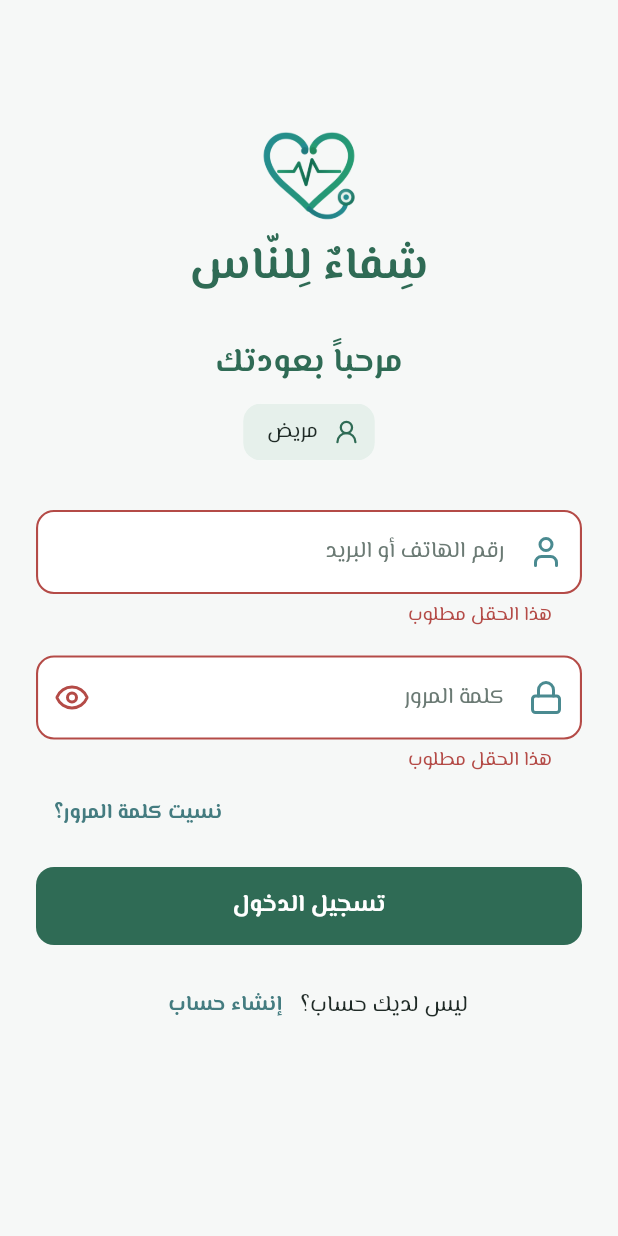
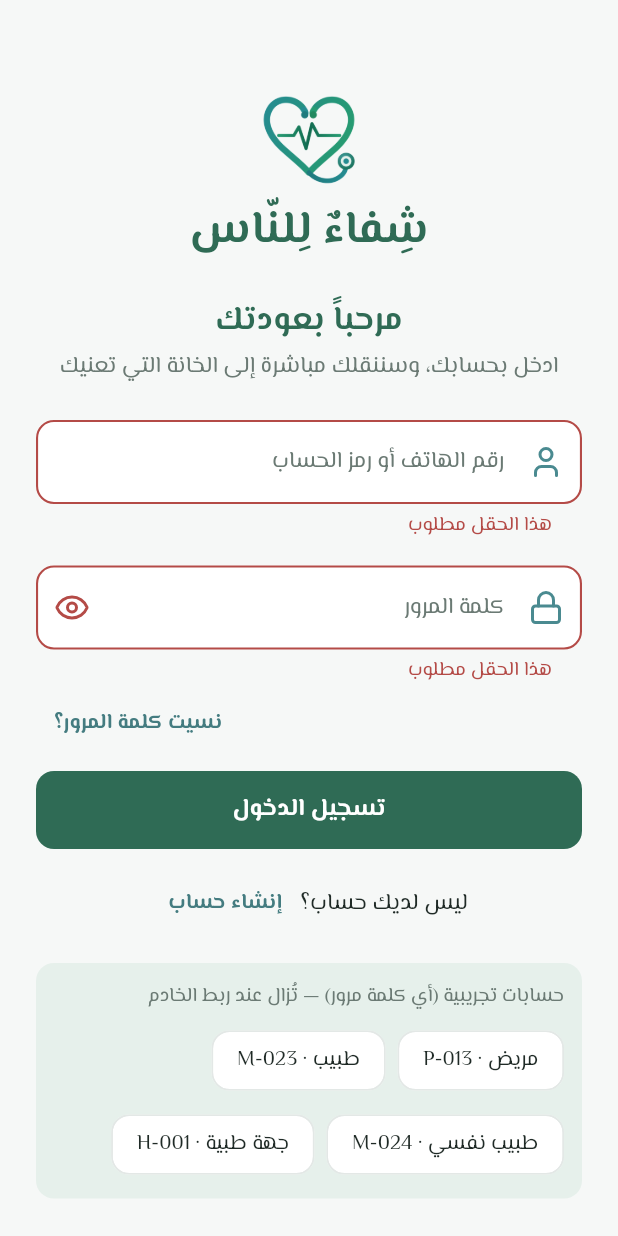
Before and after one commit to elmahajaelbeidda-arch/proje-medical, a Flutter app: the LoginScreen screen opened by its route, after a tap on "تسجيل الدخول", on a phone screen of 412 x 824 dp. Run offline on Flutter 3.47's test engine with Material 3 defaults, Android fonts, the phone set to English and light mode, and no system bars; our stand-ins replace audioplayers, file_picker, flutter_map, flutter_riverpod, geolocator, go_router and 10 more; missing offline and left inert: dart:js_interop, mobile_scanner, record; accounts and stored records are empty; project files that could hold a hidden picture were left out.

Commit message:
New entry flow: sign in or create an account first
After the welcome pages, a first screen offers «تسجيل الدخول» and
«إنشاء حساب جديد». One sign-in for everybody (phone, account code such as
P-013 / M-023 / H-001, or national ID number + password) opens the space
of the account found: patient, doctor, psychiatrist or medical facility.
The account type is chosen only when creating a new account (patient,
doctor, blood donor, medical facility).

Co-Authored-By: Claude Opus 5.5 <noreply@anthropic.com>
Claude-Session: https://claude.ai/code/session_01WCHmX4GbDBxNviUEX2VJtb

```diff
--- a/lib/core/l10n.dart
+++ b/lib/core/l10n.dart
@@ -1744,6 +1744,25 @@ class AppStrings {
     'phone': ['رقم الهاتف', 'Téléphone'],
     'no_account': ['ليس لديك حساب؟', 'Pas de compte ?'],
     'have_account': ['لديك حساب؟', 'Déjà un compte ?'],
+    'create_account': ['إنشاء حساب جديد', 'Créer un compte'],
+    'login_sub': [
+      'ادخل بحسابك، وسننقلك مباشرة إلى الخانة التي تعنيك',
+      'Connectez-vous : vous serez dirigé vers votre espace',
+    ],
+    'login_id': ['رقم الهاتف أو رمز الحساب', 'Téléphone ou code du compte'],
+    'login_id_help': [
+      'رمز الحساب مثل P-013، أو رقم الهاتف، أو الرقم الوطني',
+      'Code du compte (ex. P-013), téléphone ou NNI',
+    ],
+    'login_not_found': [
+      'لا يوجد حساب بهذه البيانات',
+      'Aucun compte avec ces informations',
+    ],
+    'demo_accounts_hint': [
+      'حسابات تجريبية (أي كلمة مرور) — تُزال عند ربط الخادم',
+      'Comptes de démonstration (tout mot de passe) — retirés à la mise en service',
+    ],
+    'psych_doctor_short': ['طبيب نفسي', 'Psychiatre'],
     'forgot_password': ['نسيت كلمة المرور؟', 'Mot de passe oublié ?'],
     'specialty': ['التخصص', 'Spécialité'],
     'license_number': [
--- a/lib/core/l10n_en.dart
+++ b/lib/core/l10n_en.dart
@@ -1413,6 +1413,14 @@ const Map<String, String> enStrings = {
   'qs_emergency': 'Emergency',
   'about_short': 'From the Aoun wa Sanad Charity Association… health care that reaches you wherever you are.',
   'learn_more': 'Learn more',
+  'create_account': 'Create an account',
+  'login_sub': 'Sign in and we take you straight to your space',
+  'login_id': 'Phone or account code',
+  'login_id_help': 'Account code (e.g. P-013), phone or national ID number',
+  'login_not_found': 'No account with these details',
+  'demo_accounts_hint':
+      'Demo accounts (any password) — removed once the server is linked',
+  'psych_doctor_short': 'Psychiatrist',
   'dl_title': 'Download the Chifa Linnas app',
   'dl_sub': 'Free for Android phones',
   'dl_android': 'Download for Android',
--- a/lib/core/router.dart
+++ b/lib/core/router.dart
@@ -34,7 +34,7 @@ final routerProvider = Provider<GoRouter>((ref) {
     initialLocation: '/',
     // Unknown links (e.g. dashboard pages, which are not part of this app)
     // lead to the start screen.
-    onException: (_, _, router) => router.go('/role'),
+    onException: (_, _, router) => router.go('/welcome'),
     redirect: (context, state) {
       // Sections switched off by the administration.
       final loc = state.matchedLocation;
@@ -56,13 +56,14 @@ final routerProvider = Provider<GoRouter>((ref) {
       // Psychiatrist workspace: volunteer psychiatrists only.
       final psychDoctorPage = state.matchedLocation.startsWith('/psych/doctor');
       if (psychDoctorPage && !ref.read(authProvider).isPsychDoctor) {
-        return '/role';
+        return '/welcome';
       }
       return null;
     },
     routes: [
       GoRoute(path: '/', builder: (_, _) => const SplashScreen()),
       GoRoute(path: '/onboarding', builder: (_, _) => const OnboardingScreen()),
+      GoRoute(path: '/welcome', builder: (_, _) => const WelcomeScreen()),
       GoRoute(path: '/role', builder: (_, _) => const RoleSelectScreen()),
       GoRoute(path: '/login', builder: (_, _) => const LoginScreen()),
       GoRoute(path: '/register', builder: (_, _) => const RegisterScreen()),
--- a/lib/features/auth/auth_screens.dart
+++ b/lib/features/auth/auth_screens.dart
@@ -6,7 +6,9 @@ import 'package:flutter/services.dart';
 import 'package:flutter_riverpod/flutter_riverpod.dart';
 import 'package:go_router/go_router.dart';
 
+import '../../core/account_lookup.dart';
 import '../../core/admin_provider.dart';
+import '../../core/facility_provider.dart';
 import '../../core/l10n.dart';
 import '../../core/providers.dart';
 import '../../core/theme.dart';
@@ -64,27 +66,82 @@ class LoginScreen extends ConsumerStatefulWidget {
   ConsumerState<LoginScreen> createState() => _LoginScreenState();
 }
 
+/// One sign-in for every account: phone number, account code or national
+/// ID number, then the password. The account found decides where to go.
 class _LoginScreenState extends ConsumerState<LoginScreen> {
   final _formKey = GlobalKey<FormState>();
+  final _id = TextEditingController();
+  final _password = TextEditingController();
   bool _obscure = true;
 
   @override
+  void dispose() {
+    _id.dispose();
+    _password.dispose();
+    super.dispose();
+  }
+
+  void _login() {
+    if (!_formKey.currentState!.validate()) return;
+    final account = findAccount(
+      ref.read(registrationsProvider),
+      ref.read(facilityProvider).facilities,
+      _id.text,
+    );
+    if (account == null) {
+      ScaffoldMessenger.of(context).showSnackBar(
+        SnackBar(
+          content: Text(context.tr('login_not_found')),
+          action: SnackBarAction(
+            label: context.tr('register'),
+            onPressed: () => context.push('/role'),
+          ),
+        ),
+      );
+      return;
+    }
+    if (account.kind == AccountKind.facility) {
+      if (ref
+          .read(adminProvider)
+          .suspendedAccounts
+          .containsKey(account.facilityId)) {
+        ScaffoldMessenger.of(context).showSnackBar(
+          SnackBar(
+            content: Text(context.tr('account_suspended_msg')),
+            backgroundColor: AppColors.emergency,
+          ),
+        );
+        return;
+      }
+      ref.read(facilitySessionProvider.notifier).signIn(account.facilityId!);
+      context.go('/facility/home');
+      return;
+    }
+    ref
+        .read(authProvider.notifier)
+        .loginAs(
+          role: roleOf(account),
+          name: account.name,
+          phone: account.phone,
+          idNumber: account.idNumber,
+          registrationId: account.registrationId,
+          specialtyId: account.specialtyId,
+        );
+    if (_blockedIfSuspended(context, ref)) return;
+    _goHome(context, ref);
+  }
+
+  @override
   Widget build(BuildContext context) {
-    final auth = ref.watch(authProvider);
     final text = Theme.of(context).textTheme;
-
     String? required(String? v) =>
         (v == null || v.trim().isEmpty) ? context.tr('required_field') : null;
 
-    return Theme(
-      data: auth.isCommittee
-          ? Theme.of(context)
-          : AppTheme.forRole(Theme.of(context), isDoctor: auth.isDoctor),
-      child: Scaffold(
+    return Scaffold(
       appBar: AppBar(),
       body: SafeArea(
         child: SingleChildScrollView(
-            padding: const EdgeInsets.all(24),
+          padding: const EdgeInsets.fromLTRB(24, 0, 24, 24),
           child: Form(
             key: _formKey,
             child: Column(
@@ -92,7 +149,7 @@ class _LoginScreenState extends ConsumerState<LoginScreen> {
               children: [
                 const Center(child: AppLogo(size: 72)),
                 const Center(child: BrandName(fontSize: 30)),
-                  const SizedBox(height: 24),
+                const SizedBox(height: 20),
                 Text(
                   context.tr('login_welcome'),
                   textAlign: TextAlign.center,
@@ -100,45 +157,29 @@ class _LoginScreenState extends ConsumerState<LoginScreen> {
                     fontWeight: FontWeight.w800,
                   ),
                 ),
-                  const SizedBox(height: 8),
-                  Center(
-                    child: Chip(
-                      backgroundColor: auth.isCommittee
-                          ? AppColors.secondary
-                          : AppColors.role(auth.isDoctor),
-                      side: BorderSide.none,
-                      avatar: Icon(
-                        auth.isCommittee
-                            ? LucideIcons.users
-                            : auth.isDoctor
-                            ? LucideIcons.briefcaseMedical
-                            : LucideIcons.userRound,
-                        color: AppColors.ink,
-                        size: 18,
+                const SizedBox(height: 4),
+                Text(
+                  context.tr('login_sub'),
+                  textAlign: TextAlign.center,
+                  style: TextStyle(color: AppColors.grey),
                 ),
-                      label: Text(
-                        context.tr(
-                          auth.isCommittee
-                              ? 'role_committee'
-                              : auth.isDoctor
-                              ? 'role_doctor'
-                              : 'role_patient',
-                        ),
-                      ),
-                    ),
-                  ),
-                  const SizedBox(height: 28),
+                const SizedBox(height: 24),
                 TextFormField(
-                    keyboardType: TextInputType.emailAddress,
+                  controller: _id,
+                  textInputAction: TextInputAction.next,
                   decoration: InputDecoration(
-                      labelText: context.tr('phone_or_email'),
+                    labelText: context.tr('login_id'),
+                    helperText: context.tr('login_id_help'),
+                    helperMaxLines: 2,
                     prefixIcon: const Icon(LucideIcons.user),
                   ),
                   validator: required,
                 ),
                 const SizedBox(height: 16),
                 TextFormField(
+                  controller: _password,
                   obscureText: _obscure,
+                  onFieldSubmitted: (_) => _login(),
                   decoration: InputDecoration(
                     labelText: context.tr('password'),
                     prefixIcon: const Icon(LucideIcons.lock),
@@ -158,43 +199,57 @@ class _LoginScreenState extends ConsumerState<LoginScreen> {
                     child: Text(context.tr('forgot_password')),
                   ),
                 ),
-                  const SizedBox(height: 12),
+                const SizedBox(height: 8),
                 FilledButton(
-                    onPressed: () {
-                      if (!_formKey.currentState!.validate()) return;
-                      ref.read(authProvider.notifier).login();
-                      if (_blockedIfSuspended(context, ref)) return;
-                      _goHome(context, ref);
-                    },
+                  onPressed: _login,
                   child: Text(context.tr('login')),
                 ),
-                  // Demo account of a volunteer psychiatrist.
-                  if (auth.isDoctor)
-                    TextButton.icon(
-                      onPressed: () {
-                        ref
-                            .read(authProvider.notifier)
-                            .login(specialtyId: 'psych');
-                        if (_blockedIfSuspended(context, ref)) return;
-                        _goHome(context, ref);
-                      },
-                      icon: const Icon(LucideIcons.brain),
-                      label: Text(context.tr('psych_demo_login')),
-                    ),
-                  const SizedBox(height: 16),
-                  if (!auth.isCommittee)
-                    Row(
-                      mainAxisAlignment: MainAxisAlignment.center,
+                const SizedBox(height: 12),
+                Wrap(
+                  alignment: WrapAlignment.center,
+                  crossAxisAlignment: WrapCrossAlignment.center,
                   children: [
                     Text(context.tr('no_account')),
                     TextButton(
-                          onPressed: () => context.push('/register'),
+                      onPressed: () => context.push('/role'),
                       child: Text(context.tr('register')),
+                    ),
+                  ],
+                ),
+                const SizedBox(height: 16),
+                // Demo stage only: ready-made accounts (any password).
+                Container(
+                  padding: const EdgeInsets.all(12),
+                  decoration: BoxDecoration(
+                    color: AppColors.secondary,
+                    borderRadius: BorderRadius.circular(12),
+                  ),
+                  child: Column(
+                    crossAxisAlignment: CrossAxisAlignment.stretch,
+                    children: [
+                      Text(
+                        context.tr('demo_accounts_hint'),
+                        style: TextStyle(fontSize: 13, color: AppColors.grey),
+                      ),
+                      const SizedBox(height: 8),
+                      Wrap(
+                        spacing: 8,
+                        runSpacing: 8,
+                        children: [
+                          for (final (label, code) in demoLoginCodes)
+                            ActionChip(
+                              label: Text('${context.tr(label)} · $code'),
+                              onPressed: () => setState(() {
+                                _id.text = code;
+                                _password.text = 'demo1234';
+                              }),
                             ),
                         ],
                       ),
                     ],
                   ),
+                ),
+              ],
             ),
           ),
         ),
--- a/lib/features/blood/committee_screens.dart
+++ b/lib/features/blood/committee_screens.dart
@@ -132,7 +132,7 @@ class _CommitteeHomeScreenState extends ConsumerState<CommitteeHomeScreen> {
                     tooltip: context.tr('logout'),
                     onPressed: () {
                       ref.read(authProvider.notifier).logout();
-                      context.go('/role');
+                      context.go('/welcome');
                     },
                     icon: const Icon(LucideIcons.logOut),
                   ),
--- a/lib/features/doctor/doctor_shell.dart
+++ b/lib/features/doctor/doctor_shell.dart
@@ -604,7 +604,7 @@ class DoctorProfileTab extends ConsumerWidget {
                 label: context.tr('logout'),
                 onTap: () {
                   ref.read(authProvider.notifier).logout();
-                  context.go('/role');
+                  context.go('/welcome');
                 },
               ),
               const SizedBox(height: 24),
--- a/lib/features/facility/facility_screens.dart
+++ b/lib/features/facility/facility_screens.dart
@@ -911,7 +911,7 @@ class _FacilityHomeScreenState extends ConsumerState<FacilityHomeScreen> {
 
     void logout() {
       ref.read(facilitySessionProvider.notifier).signOut();
-      context.go('/role');
+      context.go('/welcome');
     }
 
     final appBar = AppBar(
--- a/lib/features/patient/patient_shell.dart
+++ b/lib/features/patient/patient_shell.dart
@@ -440,7 +440,7 @@ class PatientProfileTab extends ConsumerWidget {
                 label: context.tr('logout'),
                 onTap: () {
                   ref.read(authProvider.notifier).logout();
-                  context.go('/role');
+                  context.go('/welcome');
                 },
               ),
               const SizedBox(height: 24),
--- a/lib/features/psych/psych_screens.dart
+++ b/lib/features/psych/psych_screens.dart
@@ -1310,7 +1310,7 @@ class _PsychDoctorShellState extends ConsumerState<PsychDoctorShell> {
         OutlinedButton.icon(
           onPressed: () {
             ref.read(authProvider.notifier).logout();
-            context.go('/role');
+            context.go('/welcome');
           },
           icon: const Icon(LucideIcons.logOut),
           label: Text(context.tr('logout')),
--- a/lib/features/pulse/pulse_screens.dart
+++ b/lib/features/pulse/pulse_screens.dart
@@ -73,7 +73,7 @@ void asMember(
               style: FilledButton.styleFrom(minimumSize: Size.fromHeight(50)),
               onPressed: () {
                 Navigator.pop(ctx);
-                context.push('/role');
+                context.push('/welcome');
               },
               icon: Icon(LucideIcons.logIn),
               label: Text(ctx.tr('pl_join_btn')),
@@ -352,7 +352,7 @@ class _GuestBanner extends ConsumerWidget {
           const SizedBox(width: 10),
           Expanded(child: Text(context.tr('pl_guest_note'))),
           TextButton(
-            onPressed: () => context.push('/role'),
+            onPressed: () => context.push('/welcome'),
             child: Text(context.tr('pl_join_btn')),
           ),
         ],
```
Also changed, not shown: lib/core/account_lookup.dart (added, +109 -0 lines), lib/core/providers.dart (+19 -0 lines), lib/features/onboarding/onboarding_screens.dart (+102 -45 lines), 3 other files. Lines whose indentation alone changed are shown as unchanged.
